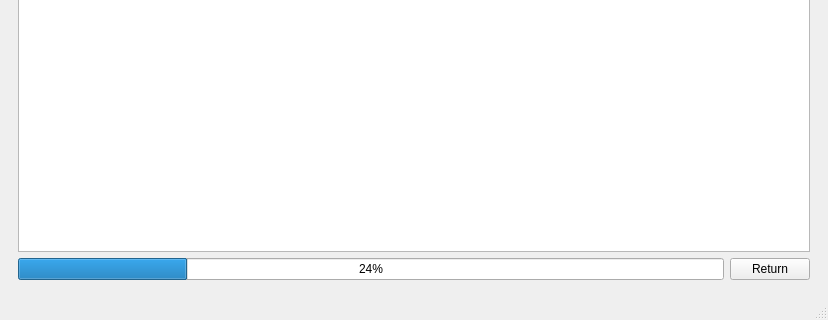
Above: NG_QLinkBrief/mainwindow.ui from yarmyron27/NG_QLinkBrief before the change; both pictures show x 0 to 828 and y 372 to 692 of the 828 by 692 pixel window. Below: the same form after it.
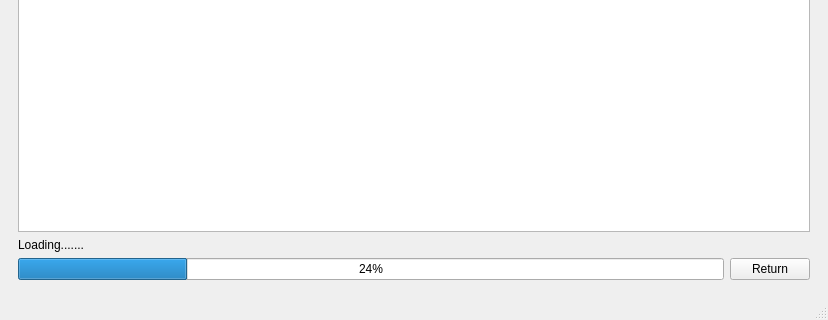
That is the form after the change. The open tabs and pages were chosen to show the change.

Patch:
```diff
--- a/NG_QLinkBrief/mainwindow.ui
+++ b/NG_QLinkBrief/mainwindow.ui
@@ -125,6 +125,13 @@
           <item>
            <widget class="QListView" name="response_view"/>
           </item>
+          <item>
+           <widget class="QLabel" name="progres_label">
+            <property name="text">
+             <string>Loading.......</string>
+            </property>
+           </widget>
+          </item>
           <item>
            <layout class="QHBoxLayout" name="horizontalLayout">
             <item>
```
